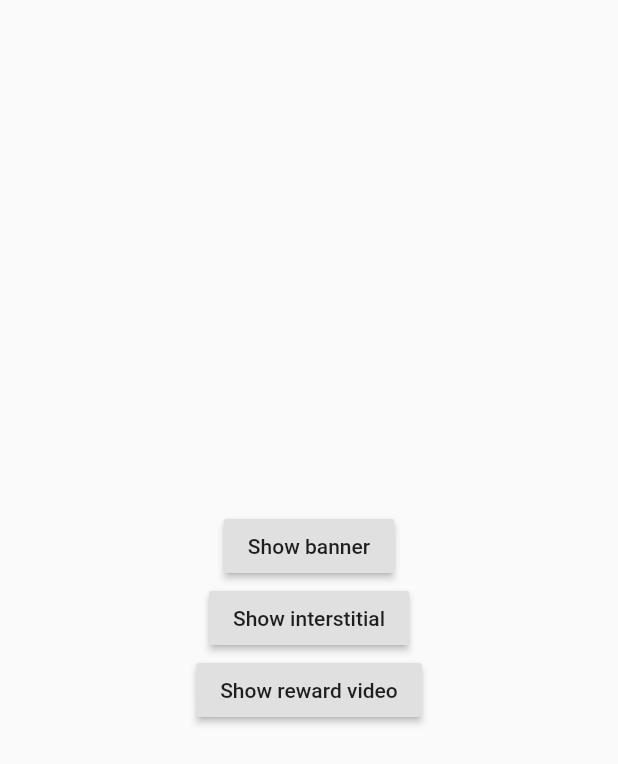
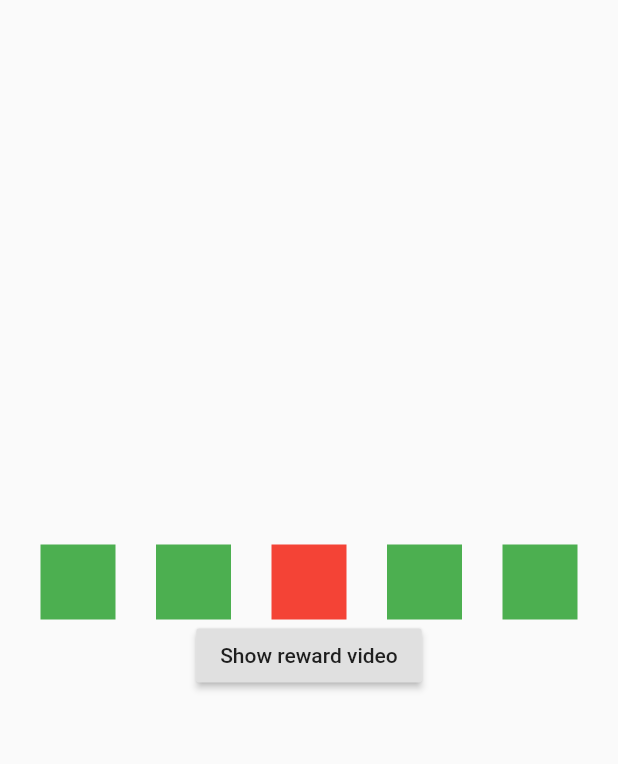
Before and after one commit to vintage/flutter_demo_ads, a Flutter app: the screen it shows after launch, on a phone screen of 412 x 824 dp. Shown: the top 764 px of the screen. Run offline on Flutter 3.47's test engine with Material 2 defaults, Android fonts, the phone set to English and light mode, and no system bars; missing offline and left inert: firebase_admob; accounts and stored records are empty.

Commit message:
Banner+interstitial

```diff
--- a/lib/main.dart
+++ b/lib/main.dart
@@ -19,23 +19,47 @@ class App extends StatefulWidget {
 }
 
 class _AppState extends State<App> {
-  void showBanner() {
-    BannerAd(
+  InterstitialAd interstitial;
+
+  @override
+  void initState() {
+    showBanner();
+    loadInterstitial();
+    super.initState();
+  }
+
+  void loadInterstitial() {
+    interstitial = InterstitialAd(
+      adUnitId: InterstitialAd.testAdUnitId,
+      targetingInfo: MobileAdTargetingInfo(),
+    );
+    interstitial.listener = (MobileAdEvent event) {
+      if (event == MobileAdEvent.closed) {
+        loadInterstitial();
+      }
+    };
+    interstitial.load();
+  }
+
+  void showBanner() async {
+    var banner = BannerAd(
       adUnitId: BannerAd.testAdUnitId,
       targetingInfo: MobileAdTargetingInfo(),
       size: AdSize.smartBanner,
-    )
-      ..load()
-      ..show();
+    );
+    banner.listener = (MobileAdEvent event) {
+      print("Banner event [$event]");
+      if (event == MobileAdEvent.loaded) {
+        banner.show();
+      }
+    };
+    banner.load();
   }
 
-  void showInterstitial() {
-    InterstitialAd(
-      adUnitId: InterstitialAd.testAdUnitId,
-      targetingInfo: MobileAdTargetingInfo(),
-    )
-      ..load()
-      ..show();
+  void showInterstitial() async {
+    if (await interstitial.isLoaded()) {
+      interstitial.show();
+    }
   }
 
   void showRewardVideo() {
@@ -60,13 +84,18 @@ class _AppState extends State<App> {
           child: Column(
             mainAxisAlignment: MainAxisAlignment.center,
             children: [
-              RaisedButton(
-                child: Text("Show banner"),
-                onPressed: showBanner,
-              ),
-              RaisedButton(
-                child: Text("Show interstitial"),
-                onPressed: showInterstitial,
+              Row(
+                mainAxisAlignment: MainAxisAlignment.spaceEvenly,
+                children: [
+                  Container(width: 50, height: 50, color: Colors.green),
+                  Container(width: 50, height: 50, color: Colors.green),
+                  GestureDetector(
+                    child: Container(width: 50, height: 50, color: Colors.red),
+                    onTap: showInterstitial,
+                  ),
+                  Container(width: 50, height: 50, color: Colors.green),
+                  Container(width: 50, height: 50, color: Colors.green),
+                ],
               ),
               RaisedButton(
                 child: Text("Show reward video"),
```
